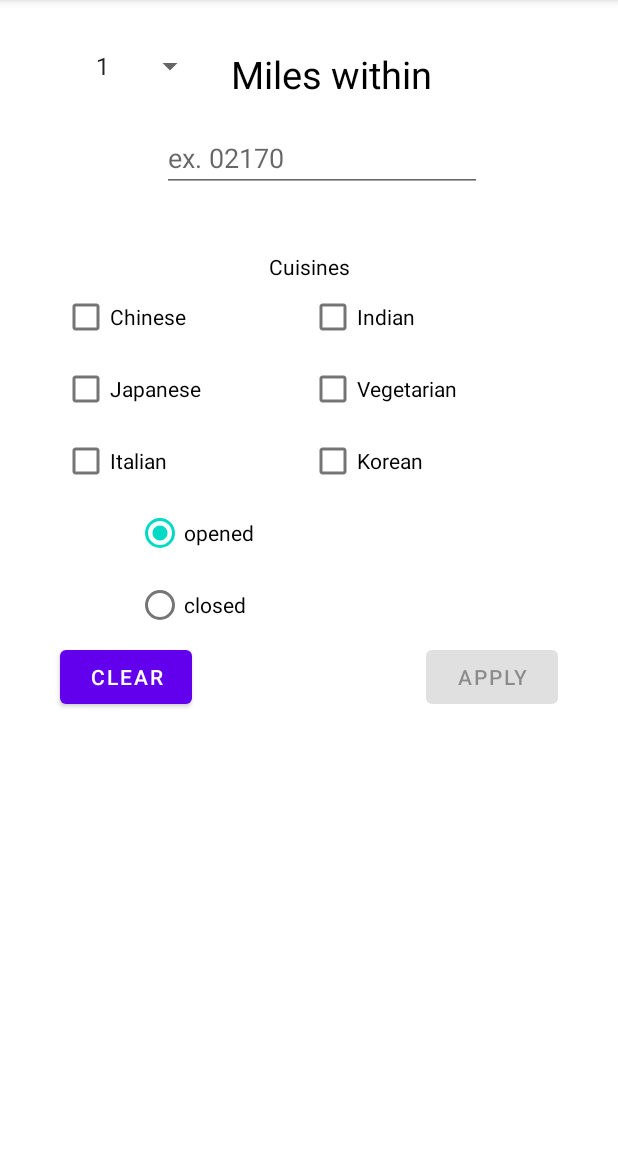
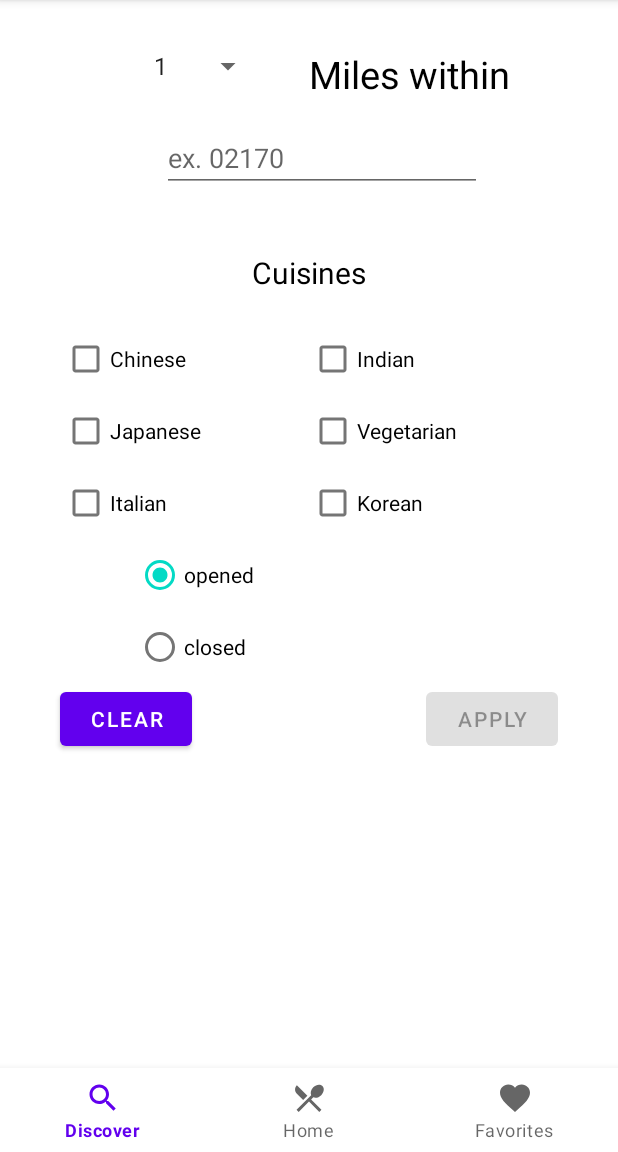
Before and after one commit to buc0025/Android_Restaurant_Picker_Lite, an Android app: the screen it shows after launch (MainActivity), on a phone screen of 412 x 824 dp, the part 84-1236 px from its top. Run offline under Robolectric (Android 15) with nearby library versions, the phone set to English and light mode, and no system bars; our stand-ins replace Picasso, Volley; pictures from the network do not load.

Commit message:
Added bottom navigation to main activity screen

```diff
--- a/app/src/main/res/layout/activity_main.xml
+++ b/app/src/main/res/layout/activity_main.xml
@@ -34,9 +34,8 @@
             android:layout_alignParentStart="true"
             android:layout_alignParentTop="true"
             android:layout_marginTop="32dp"
+            android:layout_marginEnd="30dp"
             app:layout_constraintEnd_toStartOf="@+id/textMilesRadius"
-            app:layout_constraintHorizontal_bias="0.769"
-            app:layout_constraintStart_toStartOf="parent"
             app:layout_constraintTop_toTopOf="parent" />
 
         <TextView
@@ -45,11 +44,10 @@
             android:layout_height="wrap_content"
             android:layout_alignParentEnd="true"
             android:layout_marginTop="32dp"
-            android:layout_marginEnd="124dp"
             android:text="Miles within"
             android:textColor="@color/black"
             android:textSize="25sp"
-            app:layout_constraintEnd_toEndOf="parent"
+            app:layout_constraintStart_toStartOf="@id/guideline2"
             app:layout_constraintTop_toTopOf="parent" />
 
         <EditText
@@ -75,7 +73,9 @@
             android:layout_alignParentTop="true"
             android:layout_marginTop="40dp"
             android:text="Cuisines"
+            android:textSize="20sp"
             android:textColor="@color/black"
+            android:paddingBottom="20dp"
             app:layout_constraintEnd_toEndOf="parent"
             app:layout_constraintStart_toStartOf="parent"
             app:layout_constraintTop_toBottomOf="@+id/edtZipCode" />
@@ -138,9 +138,6 @@
 
         </LinearLayout>
 
-
-        <!--            app:layout_constraintStart_toStartOf="parent"-->
-
             <RadioGroup
                 android:id="@+id/radioGroup"
                 android:layout_width="231dp"
@@ -185,5 +182,15 @@
             app:layout_constraintTop_toBottomOf="@+id/radioGroup"
             />
 
+        <com.google.android.material.bottomnavigation.BottomNavigationView
+            android:layout_width="match_parent"
+            android:layout_height="wrap_content"
+            android:id="@+id/bottomNavigation"
+            app:menu="@menu/bottom_navigation"
+            app:layout_constraintBottom_toBottomOf="parent">
+        </com.google.android.material.bottomnavigation.BottomNavigationView>
+
     </androidx.constraintlayout.widget.ConstraintLayout>
+
+
 </ScrollView>
```
